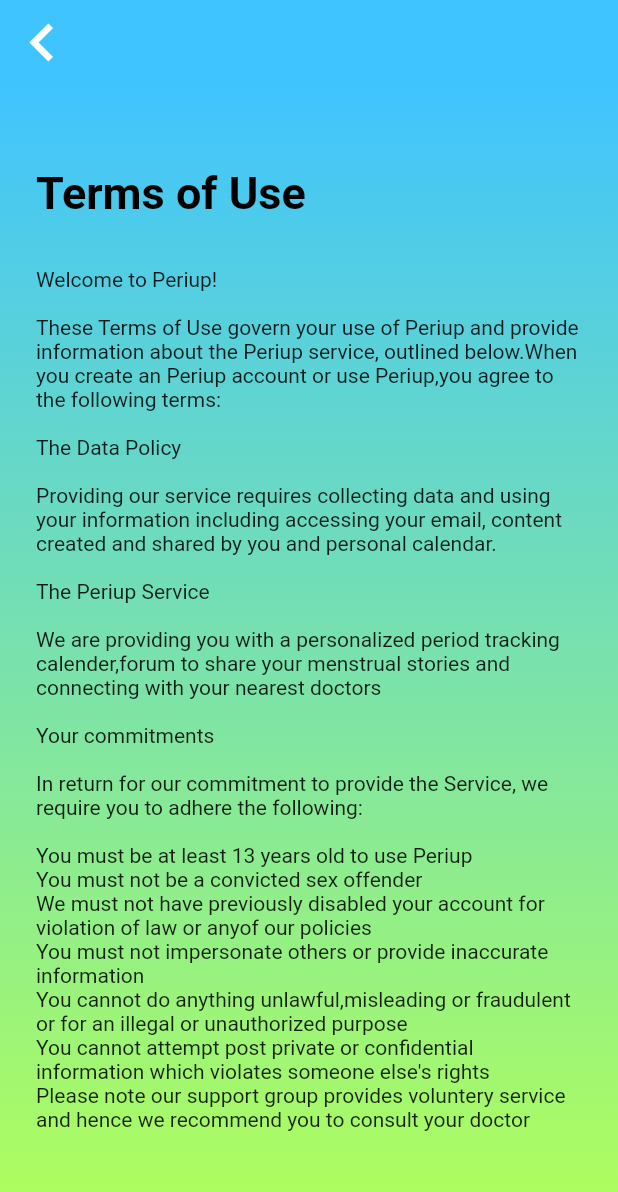
After one commit to sangeetagupta2068/periup_menstrual_care, a Flutter app: the TermsOfUsePage screen opened directly, on a phone screen of 412 x 824 dp. The commit adds this screen. Shown: the top 1192 px of the screen. Run offline on Flutter 3.47's test engine with Material 2 defaults, Android fonts, the phone set to English and light mode, and no system bars; our stand-ins replace firebase_auth, google_sign_in; accounts and stored records are empty.

Commit message:
2 commit

```diff
--- /dev/null
+++ b/lib/pages/terms_of_use_page.dart
@@ -0,0 +1,62 @@
+import 'package:flutter/material.dart';
+
+class TermsOfUsePage extends StatelessWidget {
+  @override
+  Widget build(BuildContext context) {
+    return Scaffold(
+        appBar: AppBar(
+          elevation: 0.0,
+          backgroundColor: Colors.lightBlueAccent,
+          leading:
+            InkWell(
+              child: Icon(
+                Icons.chevron_left,
+                color: Colors.white,
+                size: 50.0,
+              ),
+              onTap: () {
+                Navigator.pop(context);
+              },
+            ),
+        ),
+          body: Container(
+            decoration: BoxDecoration(
+                gradient: LinearGradient(
+                    begin: Alignment.topCenter,
+                    end: Alignment.bottomCenter,
+                    colors: [Colors.lightBlueAccent, Colors.lightGreenAccent])),
+            child: Padding(
+              padding: const EdgeInsets.only(
+                  left: 24.0, right: 24.0, top: 55.0, bottom: 70.0),
+              child: Center(
+               child: ListView(
+                  children: <Widget>[
+                    Text("Terms of Use",style: TextStyle(fontSize: 30.0,fontWeight: FontWeight.w700, color: Colors.black),),
+                    Text("\n\n"+ "Welcome to Periup!"
+                        + "\n\n"
+                        + "These Terms of Use govern your use of Periup and provide information about the Periup service, outlined below."
+                        + "When you create an Periup account or use Periup,you agree to the following terms:"
+                        + "\n\nThe Data Policy"
+                        + "\n\nProviding our service requires collecting data and using your information including accessing your email, content created and shared by you and personal calendar."
+                        + "\n\nThe Periup Service"
+                        +"\n\nWe are providing you with a personalized period tracking calender,forum to share your menstrual stories and connecting with your nearest doctors"
+                        +"\n\nYour commitments"
+                        +"\n\nIn return for our commitment to provide the Service, we require you to adhere the following:"
+                        +"\n\nYou must be at least 13 years old to use Periup"
+                        +'\nYou must not be a convicted sex offender'
+                        +"\nWe must not have previously disabled your account for violation of law or anyof our policies"
+                        +"\nYou must not impersonate others or provide inaccurate information"
+                        +"\nYou cannot do anything unlawful,misleading or fraudulent or for an illegal or unauthorized purpose"
+                        +"\nYou cannot attempt post private or confidential information which violates someone else's rights"
+                        +"\nPlease note our support group provides voluntery service and hence we recommend you to consult your doctor before taking any medication provided by our consultants."
+                        +"\nWe will not be responsible for any kind of casualties."
+                        +"\n\nFor any further queries,feel free to reach us at periup@gmail.com"
+                    ),
+                  ],
+                )
+              )
+            ),
+          ),
+        );
+  }
+}
--- a/pubspec.yaml
+++ b/pubspec.yaml
@@ -29,6 +29,7 @@ dev_dependencies:
     sdk: flutter
   firebase_auth: "0.8.1+4"
   google_sign_in: "4.0.1+1"
+  device_calendar: "0.1.1"
 
 
 # For information on the generic Dart part of this file, see the
```
Also changed, not shown: lib/data_models/healthcare_location_model.dart (added, +18 -0 lines), lib/data_models/person_data.dart (added, +43 -0 lines), lib/pages/home_page.dart (+17 -4 lines), pubspec.lock, 5 other files.
